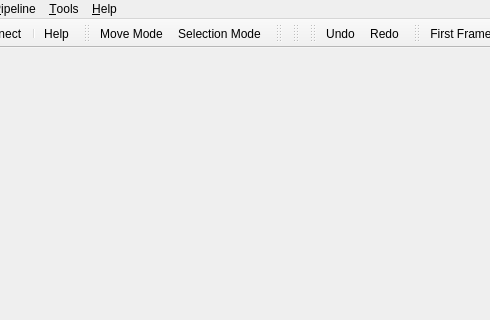
Old version of the form Applications/Client/MainWindow.ui in the repository wildmichael/ParaView3-enhancements-old; both pictures show x 282 to 772 and y 0 to 320 of the 980 by 735 pixel window.
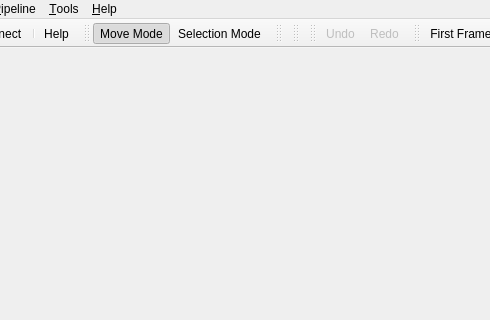
New version of the form. Icons and pictures are not drawn.

Commit message:
BUG:   Fix the following bugs.... * Undo/redo toolbar buttons are enabled at start-up. Trying to use them causes errors. * The selection mode toolbar buttons should be radio-type buttons to make it clear which mode paraview is in. Currently, they are simply push buttons.
NOTE: I'm not fixing the shortcut bug, because I want to talk to the group about it.

What changed in the file:
```diff
--- a/Applications/Client/MainWindow.ui
+++ b/Applications/Client/MainWindow.ui
@@ -445,6 +445,15 @@
    </property>
   </action>
   <action name="actionMoveMode" >
+   <property name="checkable" >
+    <bool>true</bool>
+   </property>
+   <property name="checked" >
+    <bool>true</bool>
+   </property>
+   <property name="enabled" >
+    <bool>true</bool>
+   </property>
    <property name="icon" >
     <iconset resource="../../GUI/Client/Widgets/Resources/pqResources.qrc" >:/pqWidgets/Icons/pqPointer22.png</iconset>
    </property>
@@ -464,6 +473,9 @@
    <property name="checkable" >
     <bool>false</bool>
    </property>
+   <property name="enabled" >
+    <bool>false</bool>
+   </property>
    <property name="icon" >
     <iconset resource="../../GUI/Client/Widgets/Resources/pqResources.qrc" >:/pqWidgets/Icons/pqUndo22.png</iconset>
    </property>
@@ -475,6 +487,9 @@
    </property>
   </action>
   <action name="actionEditRedo" >
+   <property name="enabled" >
+    <bool>false</bool>
+   </property>
    <property name="icon" >
     <iconset resource="../../GUI/Client/Widgets/Resources/pqResources.qrc" >:/pqWidgets/Icons/pqRedo22.png</iconset>
    </property>
```
Left out of the diff: 86 changed lines with no effect on the pictures. The commit also changes 1 other file.
